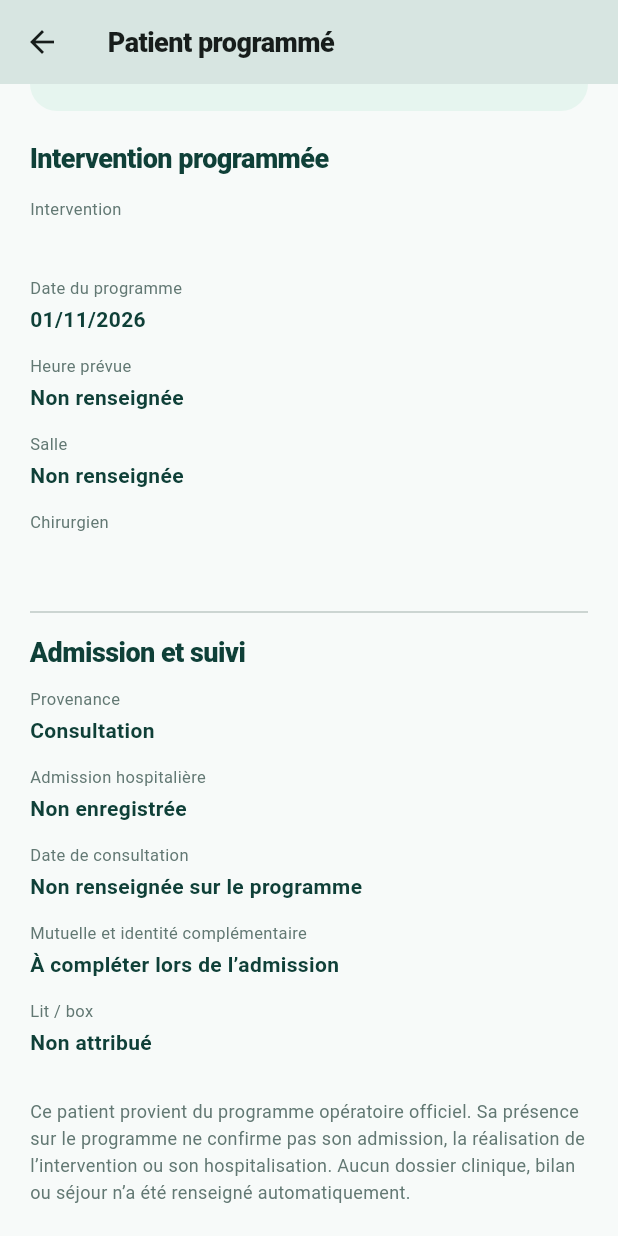
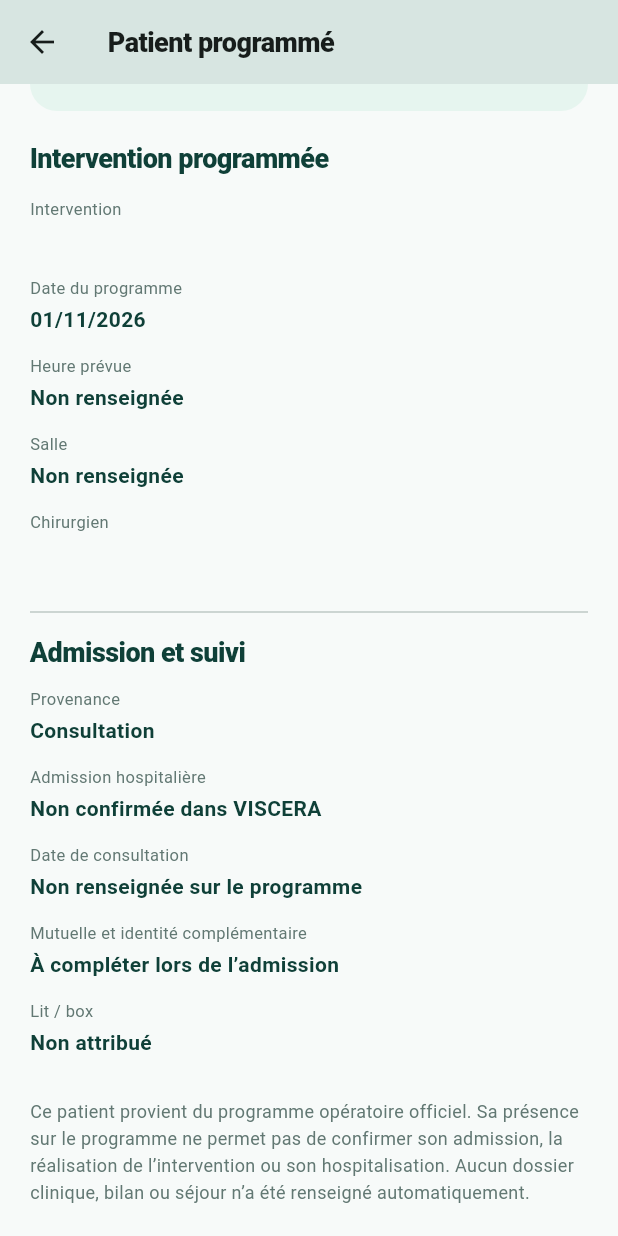
Before and after one commit to elghalimamac-tech/VISCERA, a Flutter app: the ScheduledPatientPage screen opened directly with empty values, scrolled down 165 dp, on a phone screen of 412 x 824 dp. Run offline on Flutter 3.47's test engine with Material 3 defaults, Android fonts, the phone set to English and light mode, and no system bars; our stand-ins replace firebase_core, firebase_messaging, flutter_local_notifications, shared_preferences, speech_to_text, supabase_flutter and 1 more; accounts and stored records are empty.

Commit message:
fix(patients): distinguish unconfirmed admission from documented non-admission

```diff
--- a/lib/screens/scheduled_patient_detail.dart
+++ b/lib/screens/scheduled_patient_detail.dart
@@ -61,14 +61,14 @@ class ScheduledPatientPage extends StatelessWidget {
           Text('Admission et suivi', style: Theme.of(context).textTheme.titleLarge),
           const SizedBox(height: 12),
           line('Provenance', 'Consultation'),
-          line('Admission hospitalière', 'Non enregistrée'),
+          line('Admission hospitalière', 'Non confirmée dans VISCERA'),
           line('Date de consultation', 'Non renseignée sur le programme'),
           line('Mutuelle et identité complémentaire', 'À compléter lors de l’admission'),
           line('Lit / box', 'Non attribué'),
           const SizedBox(height: 14),
           const Text(
             'Ce patient provient du programme opératoire officiel. '
-            'Sa présence sur le programme ne confirme pas son admission, '
+            'Sa présence sur le programme ne permet pas de confirmer son admission, '
             'la réalisation de l’intervention ou son hospitalisation. '
             'Aucun dossier clinique, bilan ou séjour n’a été renseigné automatiquement.',
             style: TextStyle(color: VColors.muted, fontSize: 12, height: 1.5),
```
